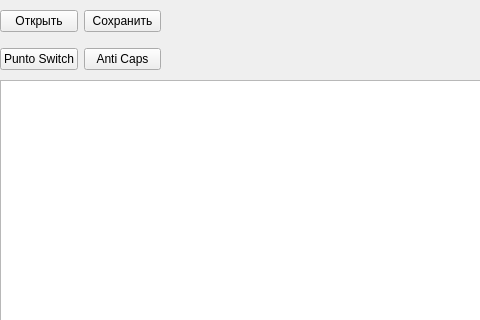
Qt form main1.ui (8Vinso8/TextRedactor) before a commit; both pictures show x 0 to 480 and y 0 to 320 of the 721 by 418 pixel window.
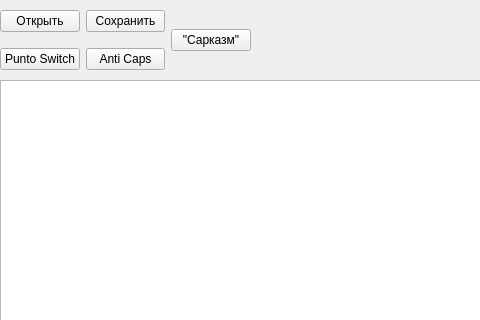
The same form after that commit.

```diff
--- a/main1.ui
+++ b/main1.ui
@@ -35,10 +35,12 @@
      <rect>
       <x>0</x>
       <y>0</y>
-      <width>161</width>
+      <width>251</width>
       <height>80</height>
      </rect>
     </property>
+    <layout class="QHBoxLayout" name="horizontalLayout_3">
+     <item>
     <layout class="QVBoxLayout" name="verticalLayout_2">
      <item>
       <layout class="QHBoxLayout" name="horizontalLayout">
@@ -75,6 +77,15 @@
         </widget>
        </item>
       </layout>
+       </item>
+      </layout>
+     </item>
+     <item>
+      <widget class="QPushButton" name="sarkazmButton">
+       <property name="text">
+        <string>&quot;Сарказм&quot;</string>
+       </property>
+      </widget>
      </item>
     </layout>
    </widget>
```
Left out of the diff: 2 changed lines with no effect on the pictures. Lines whose indentation alone changed are shown as unchanged.
